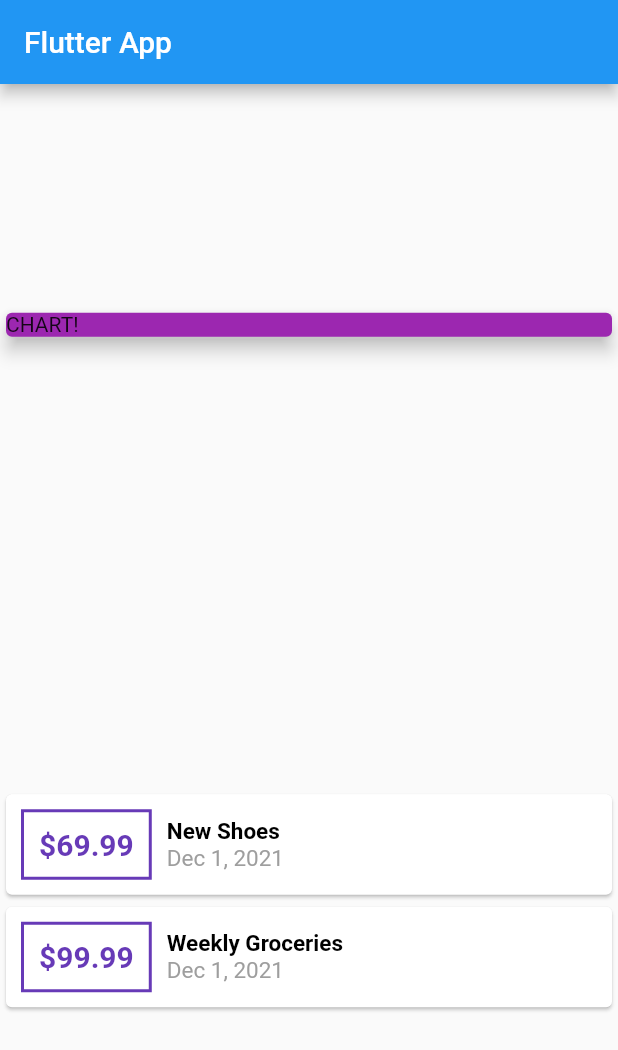
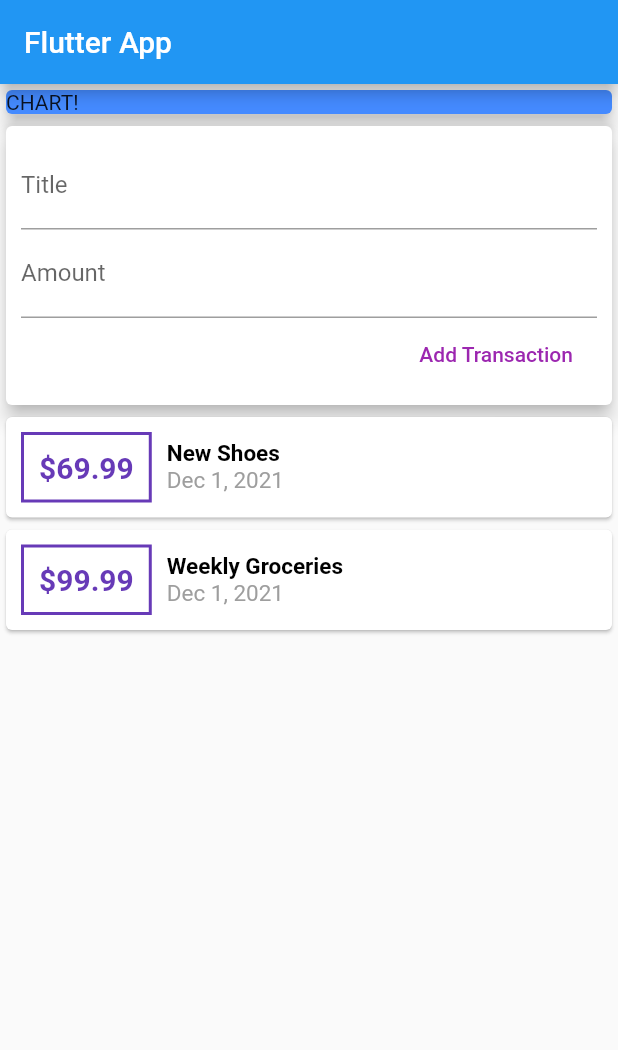
Before and after one commit to hanani14/Flutter-Training, a Flutter app: the screen it shows after launch, on a phone screen of 412 x 824 dp. Shown: the top 1050 px of the screen. Run offline on Flutter 3.47's test engine with Material 2 defaults, Android fonts, the light colour scheme and no system bars.

Commit message:
adding text input widgets

```diff
--- a/flutter_guide/lib/main.dart
+++ b/flutter_guide/lib/main.dart
@@ -41,16 +41,40 @@ class MyHomePage extends StatelessWidget {
       ),
       body: Column(
         //main for top bottom
-        mainAxisAlignment: MainAxisAlignment.spaceAround,
+        // mainAxisAlignment: MainAxisAlignment.spaceAround,
         //cross for left right
         crossAxisAlignment: CrossAxisAlignment.stretch,
         children: [
           Container(
             width: double.infinity,
             child: Card(
-              color: Colors.purple,
+              color: Colors.blueAccent,
               child: Text('CHART!'),
               elevation: 5,
+            ),
+          ),
+          Card(
+            elevation: 5,
+            child: Container(
+              padding: EdgeInsets.all(10),
+              child: Column(
+                crossAxisAlignment: CrossAxisAlignment.end,
+                children: [
+                  TextField(
+                    decoration: InputDecoration(labelText: 'Title'),
+                  ),
+                  TextField(
+                    decoration: InputDecoration(labelText: 'Amount'),
+                  ),
+                  FlatButton(
+                    onPressed: () {},
+                    child: Text(
+                      'Add Transaction',
+                    ),
+                    textColor: Colors.purple,
+                  )
+                ],
+              ),
             ),
           ),
           Column(
```
